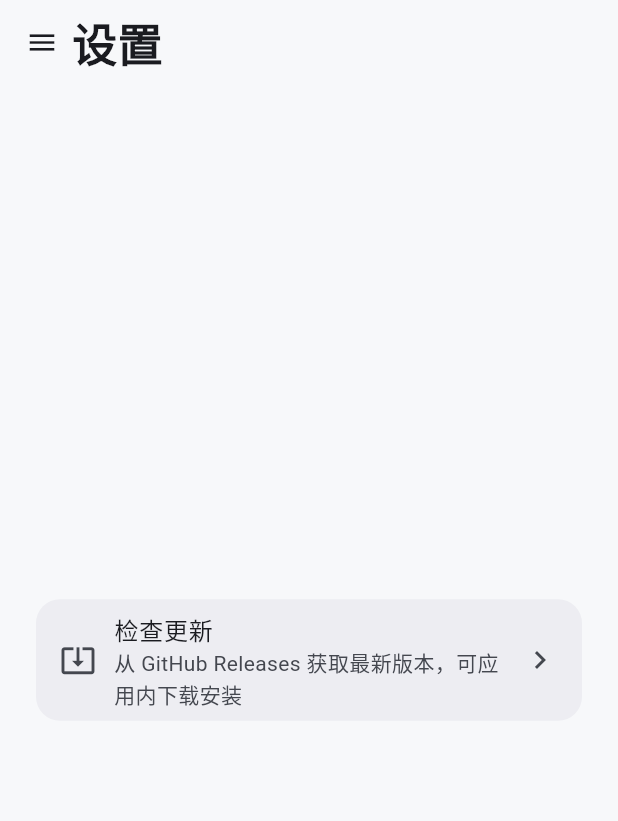
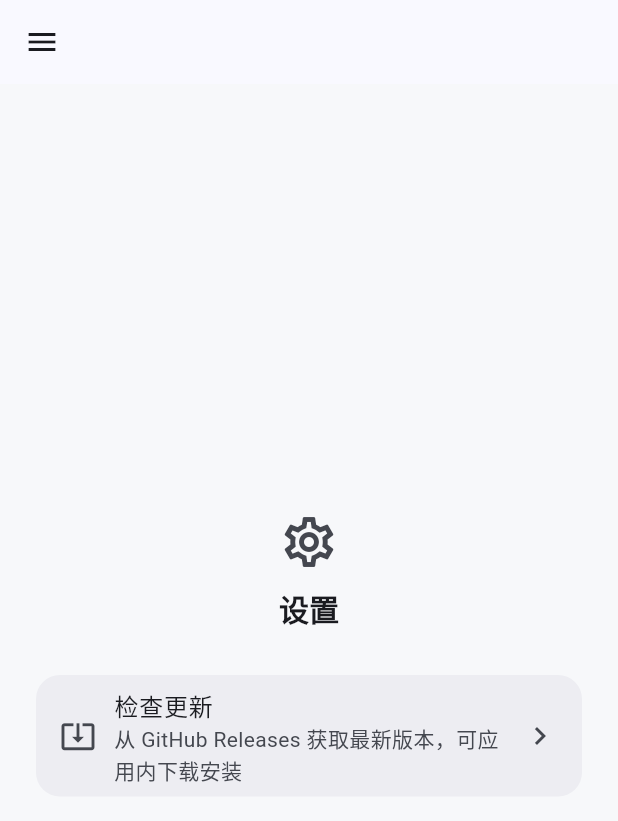
Before and after one commit to cixiy1/Yuki-Blog-App, a Flutter app: the SettingPage screen opened by its route, on a phone screen of 412 x 824 dp. Shown: the top 821 px of the screen. Run offline on Flutter 3.47's test engine with Material 3 defaults, Android fonts, the phone set to English and light mode, and no system bars; our stand-ins replace go_router, open_filex, package_info_plus; network calls fail.

Commit message:
revert: 回退沉浸玻璃标题栏（改按网页版做法重做）
用户实测卡顿且效果不符预期（要的是无边框逐渐模糊），
先将 v1.4.3 引入的玻璃标题栏整套改动撤回，恢复空 AppBar 与
页内标题；下一步参照博客网页版标题栏的实现重做。版本号回到 1.4.2+11。

````diff
--- a/lib/features/home/home_shell.dart
+++ b/lib/features/home/home_shell.dart
@@ -2,7 +2,6 @@ import 'package:flutter/material.dart';
 import 'package:go_router/go_router.dart';
 
 import 'package:yuki_blog_app/core/update_service.dart';
-import 'package:yuki_blog_app/features/home/widgets/glass_app_bar.dart';
 import 'package:yuki_blog_app/features/home/widgets/nav_view.dart';
 import 'package:yuki_blog_app/features/update/update_dialog.dart';
 
@@ -46,23 +45,10 @@ class _HomeShellState extends State<HomeShell> {
 
   UpdateService? _updateService;
 
-  /// 页面滚动折叠状态（0 = 贴顶，1 = 滚过阈值），喂给「光感沉浸」标题栏。
-  /// 用 ValueNotifier 而非 setState：切换时只重建标题栏玻璃层，不动整棵树。
-  final ValueNotifier<double> _scrollProgress = ValueNotifier<double>(0);
-
   @override
   void initState() {
     super.initState();
     _checkUpdateSilently();
-  }
-
-  /// 当前页标题：按路由推断（抽屉是唯一入口，URL 直达也对得上）。
-  String get _currentTitle {
-    final path = GoRouterState.of(context).uri.path;
-    for (final item in menuItems) {
-      if (path.startsWith(item.path)) return item.label;
-    }
-    return 'Yuki Blog';
   }
 
   /// 启动时静默检查更新，仅在有新版本时弹窗。
@@ -79,40 +65,13 @@ class _HomeShellState extends State<HomeShell> {
   @override
   void dispose() {
     _updateService?.dispose();
-    _scrollProgress.dispose();
     super.dispose();
-  }
-
-  @override
-  void didUpdateWidget(covariant HomeShell oldWidget) {
-    super.didUpdateWidget(oldWidget);
-    // 路由切换（子页面换实例）时把标题栏收回顶部态，
-    // 避免上一页的滚动进度残留到新页。
-    if (oldWidget.child != widget.child) _scrollProgress.value = 0;
-  }
-
-  /// 页面滚动 → 标题栏折叠进度。返回 false 让通知继续冒泡。
-  ///
-  /// 先量化为 0/1 两档再写入 notifier：模糊层只做「贴顶 / 滚过」两态
-  /// 渐变动画（见 glass_app_bar.dart），这里没必要每帧喂连续值。
-  bool _onScrollNotification(ScrollNotification notification) {
-    if (notification is ScrollUpdateNotification) {
-      final t = glassProgressOf(notification.metrics);
-      final quantized = t >= 0.5 ? 1.0 : 0.0;
-      if (quantized != _scrollProgress.value) _scrollProgress.value = quantized;
-    }
-    return false;
   }
 
   @override
   Widget build(BuildContext context) {
     return Scaffold(
-      appBar: glassAppBar(
-        title: _currentTitle,
-        progress: _scrollProgress,
-        brightness: Theme.of(context).brightness,
-        onMenu: () => Scaffold.of(context).openDrawer(),
-      ),
+      appBar: AppBar(),
       drawer: AppNavigationDrawer(
         selectedIndex: _selectedNavIndex,
         menuItems: menuItems,
@@ -126,10 +85,7 @@ class _HomeShellState extends State<HomeShell> {
           context.go(item.path);
         },
       ),
-      body: NotificationListener<ScrollNotification>(
-        onNotification: _onScrollNotification,
-        child: widget.child,
-      ),
+      body: widget.child,
     );
   }
 }
--- a/lib/features/home/widgets/glass_app_bar.dart
+++ /dev/null
@@ -1,215 +0,0 @@
-import 'dart:math' as math;
-import 'dart:ui' as ui;
-
-import 'package:flutter/foundation.dart';
-import 'package:flutter/material.dart';
-import 'package:flutter/services.dart';
-
-/// iOS 风格「光感沉浸」标题栏（[glassAppBar]）。
-///
-/// 观感（无边框、逐渐模糊）：
-///
-/// 1. **沉浸**：顶部时背景近乎全透明，页面内容穿透到标题栏与状态栏之下；
-/// 2. **逐渐模糊**：滚过阈值后 180ms 内渐显高斯模糊（毛玻璃材质）与材质
-///    底色，叠一层顶部环境光 —— **全程没有任何线条 / 边框**；
-/// 3. **标题**：大字标题（30px）淡出上移，小字（20px）淡入工具栏行，
-///    对应 iOS large title → inline title 的折叠动画。
-///
-/// 性能：模糊**不跟手**。BackdropFilter 每帧 readback 在真机上很卡，
-/// 所以滚动进度先量化为 0/1 两档（见 [_quantize]），模糊由一次 180ms
-/// 渐变动画完成，整个滚动过程最多触发十几次模糊重算。
-///
-/// 用法（配合 [ScrollNotification] 把页面滚动进度喂进来）：
-/// ```dart
-/// appBar: glassAppBar(title: '动态课程表', progress: t, onMenu: openDrawer)
-/// ```
-class GlassAppBarLayer extends StatelessWidget {
-  const GlassAppBarLayer({
-    super.key,
-    required this.title,
-    this.progress = 0,
-  });
-
-  /// 标题文字：大字 / 小字两态共用。
-  final String title;
-
-  /// 滚动折叠进度：0 = 停在顶部，1 = 完全折叠。
-  final double progress;
-
-  @override
-  Widget build(BuildContext context) {
-    final top = MediaQuery.paddingOf(context).top;
-    final isDark = Theme.of(context).brightness == Brightness.dark;
-    final scheme = Theme.of(context).colorScheme;
-
-    // 目标量化：只有「贴顶（0）」与「滚过阈值（1）」两态。
-    // 模糊**不跟手**（不随滚动每帧连续变化），而是由 TweenAnimationBuilder
-    // 在 180ms 内渐变过去 —— BackdropFilter 的每帧 readback 是真机卡顿
-    // 的元凶，只让它动个位数的帧次。
-    final target = progress >= _kGlassQuantize ? 1.0 : 0.0;
-
-    return TweenAnimationBuilder<double>(
-      tween: Tween<double>(begin: 0, end: target),
-      duration: const Duration(milliseconds: 180),
-      curve: Curves.easeOut,
-      builder: (context, t, _) {
-        // 毛玻璃模糊：0 → 16（iOS 系统材质量级）
-        final sigma = ui.lerpDouble(0, 16, t)!;
-        // 底色不透明度：约 0 → 0.80（滚动后才"实"，保证文字可读）
-        final bgAlpha = ui.lerpDouble(0.02, 0.80, t)!;
-
-        final titleStyle = TextStyle(
-          color: scheme.onSurface,
-          fontWeight: FontWeight.w800,
-          letterSpacing: 0.2,
-        );
-
-        // 工具栏行（状态栏之下、kToolbarHeight 高）内左对齐的标题文字，
-        // 避开 AppBar leading 菜单按钮（宽 48）。
-        Widget titleAt(double fontSize, double opacity, double dy, Key key) {
-          return Positioned(
-            left: 48,
-            right: 16,
-            top: top,
-            height: kToolbarHeight,
-            child: IgnorePointer(
-              child: Opacity(
-                opacity: opacity,
-                child: Transform.translate(
-                  offset: Offset(0, dy),
-                  child: Align(
-                    alignment: Alignment.centerLeft,
-                    child: Text(
-                      title,
-                      key: key,
-                      maxLines: 1,
-                      overflow: TextOverflow.ellipsis,
-                      style: titleStyle.copyWith(fontSize: fontSize),
-                    ),
-                  ),
-                ),
-              ),
-            ),
-          );
-        }
-
-        return Stack(
-          fit: StackFit.expand,
-          children: [
-            // ① 毛玻璃：模糊穿透到标题栏之下的页面内容
-            if (sigma > 0.01)
-              Positioned.fill(
-                child: BackdropFilter(
-                  filter: ui.ImageFilter.blur(sigmaX: sigma, sigmaY: sigma),
-                  child: const SizedBox.expand(),
-                ),
-              ),
-
-            // ② 材质底色：顶部略透、底部渐实，滚动过程中整体浮现
-            Positioned.fill(
-              child: DecoratedBox(
-                decoration: BoxDecoration(
-                  gradient: LinearGradient(
-                    begin: Alignment.topCenter,
-                    end: Alignment.bottomCenter,
-                    colors: [
-                      scheme.surface.withValues(alpha: bgAlpha * 0.88),
-                      scheme.surface.withValues(alpha: bgAlpha),
-                    ],
-                  ),
-                ),
-              ),
-            ),
-
-            // ③ 顶部环境光：像光从状态栏上方洒下来（"光感"的来源）。
-            // 只是柔光渐层、没有线条，不构成边框。
-            Positioned.fill(
-              child: IgnorePointer(
-                child: DecoratedBox(
-                  decoration: BoxDecoration(
-                    gradient: LinearGradient(
-                      begin: Alignment.topCenter,
-                      end: Alignment.bottomCenter,
-                      colors: [
-                        Colors.white.withValues(
-                          alpha: (isDark ? 0.07 : 0.22) * t,
-                        ),
-                        Colors.transparent,
-                      ],
-                    ),
-                  ),
-                ),
-              ),
-            ),
-
-            // ⑥ 大字标题：iOS large title 态，随滚动淡出上移
-            titleAt(30, 1 - t, 12 * t, const Key('glass-large-title')),
-
-            // ⑦ 小字标题：inline 态，随滚动淡入
-            titleAt(20, t, 6 * (1 - t), const Key('glass-inline-title')),
-          ],
-        );
-      },
-    );
-  }
-}
-
-/// 大字 → 小字的折叠距离（像素），与 iOS large title 的折叠手感对齐。
-const double kGlassCollapseRange = 72;
-
-/// 滚动进度量化阈值：超过一半折叠距离即算「滚过了」。
-const double _kGlassQuantize = 0.5;
-
-/// 组装「光感沉浸」标题栏。
-///
-/// - [title]：页名（大字 / 小字两态共用）；
-/// - [progress]：滚动折叠进度的可监听源，见 [glassProgressOf]；
-/// - [onMenu]：左上角菜单按钮回调。
-///
-/// 内部用 [ValueListenableBuilder] 只重建 flexibleSpace 层，
-/// 滚动时不动 AppBar 本体（ Scaffold.appBar 要求 PreferredSizeWidget）。
-AppBar glassAppBar({
-  required String title,
-  required ValueListenable<double> progress,
-  required VoidCallback onMenu,
-  required Brightness brightness,
-}) {
-  return AppBar(
-    automaticallyImplyLeading: false,
-    leading: Builder(
-      // 用 Builder 拿到 AppBar 子树里的 context，tooltip 才挂得上
-      builder: (context) => IconButton(
-        icon: const Icon(Icons.menu, size: 22),
-        color: Theme.of(context).colorScheme.onSurface,
-        tooltip: '菜单',
-        onPressed: onMenu,
-      ),
-    ),
-    title: null,
-    backgroundColor: Colors.transparent,
-    surfaceTintColor: Colors.transparent,
-    elevation: 0,
-    scrolledUnderElevation: 0,
-    centerTitle: false,
-    // 状态栏图标明暗：沉浸态背景可能是内容本身，仍按主题底色取，
-    // 保证与页面大部分区域协调。
-    systemOverlayStyle: brightness == Brightness.dark
-        ? SystemUiOverlayStyle.light
-        : SystemUiOverlayStyle.dark,
-    flexibleSpace: ValueListenableBuilder<double>(
-      valueListenable: progress,
-      builder: (context, t, _) => GlassAppBarLayer(title: title, progress: t),
-    ),
-  );
-}
-
-/// 把一段页面滚动距离折算成标题栏折叠进度。
-///
-/// 超过 [kGlassCollapseRange] 像素即视为完全折叠；
-/// 没有可滚动内容（maxScrollExtent <= 0）时恒为 0。
-double glassProgressOf(ScrollMetrics metrics) {
-  final max = metrics.maxScrollExtent;
-  if (!metrics.hasContentDimensions || max <= 0) return 0;
-  final pixels = math.max(0.0, metrics.pixels);
-  return (pixels / kGlassCollapseRange).clamp(0.0, 1.0);
-}
--- a/lib/features/schedule/schedule_page.dart
+++ b/lib/features/schedule/schedule_page.dart
@@ -245,8 +245,7 @@ class _ScheduleHeader extends StatelessWidget {
             crossAxisAlignment: CrossAxisAlignment.start,
             children: [
               Text(
-                // 页名「动态课程表」由标题栏大字承担，这里只留班级名，避免重复
-                meta.className,
+                '${meta.className} · 动态课程表',
                 style: Theme.of(context).textTheme.titleLarge,
               ),
               Text(
--- a/lib/features/setting/setting_page.dart
+++ b/lib/features/setting/setting_page.dart
@@ -28,6 +28,7 @@ class _SettingPageState extends State<SettingPage> {
 
   @override
   Widget build(BuildContext context) {
+    final scheme = Theme.of(context).colorScheme;
     return Center(
       child: ConstrainedBox(
         constraints: const BoxConstraints(maxWidth: 480),
@@ -35,6 +36,15 @@ class _SettingPageState extends State<SettingPage> {
           shrinkWrap: true,
           padding: const EdgeInsets.all(24),
           children: [
+            Icon(Icons.settings_outlined,
+                size: 40, color: scheme.onSurfaceVariant),
+            const SizedBox(height: 12),
+            Text(
+              '设置',
+              textAlign: TextAlign.center,
+              style: Theme.of(context).textTheme.titleLarge,
+            ),
+            const SizedBox(height: 24),
             Card(
               child: ListTile(
                 leading: _checking
--- a/pubspec.yaml
+++ b/pubspec.yaml
@@ -1,7 +1,7 @@
 name: yuki_blog_app
 description: "Yuki Blog - the mobile app of Yuki-blog, built for Class 2615."
 publish_to: 'none'
-version: 1.4.4+13
+version: 1.4.2+11
 
 environment:
   sdk: ^3.13.5
````
Also changed, not shown: 2 other files.
